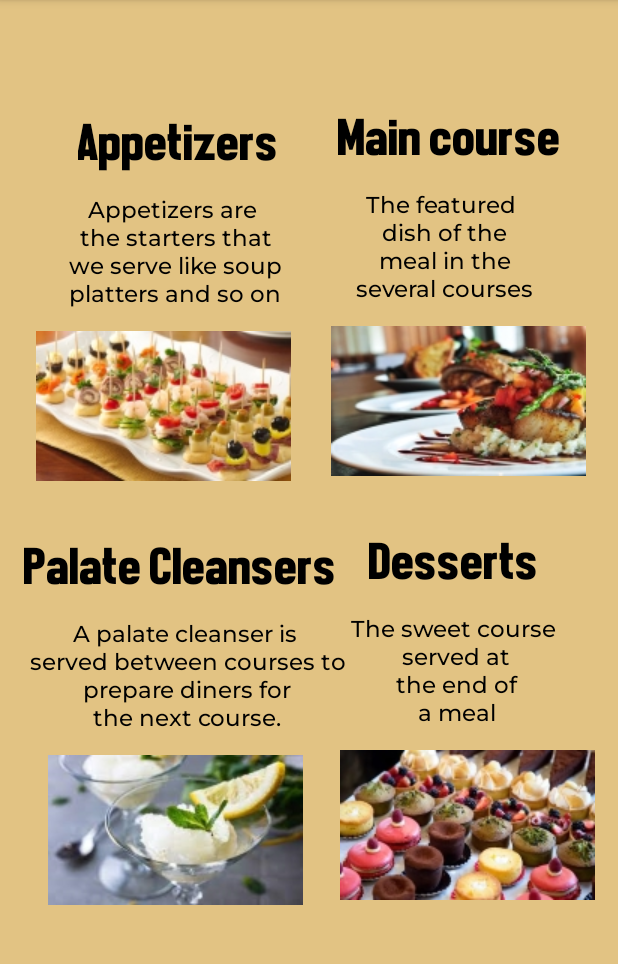
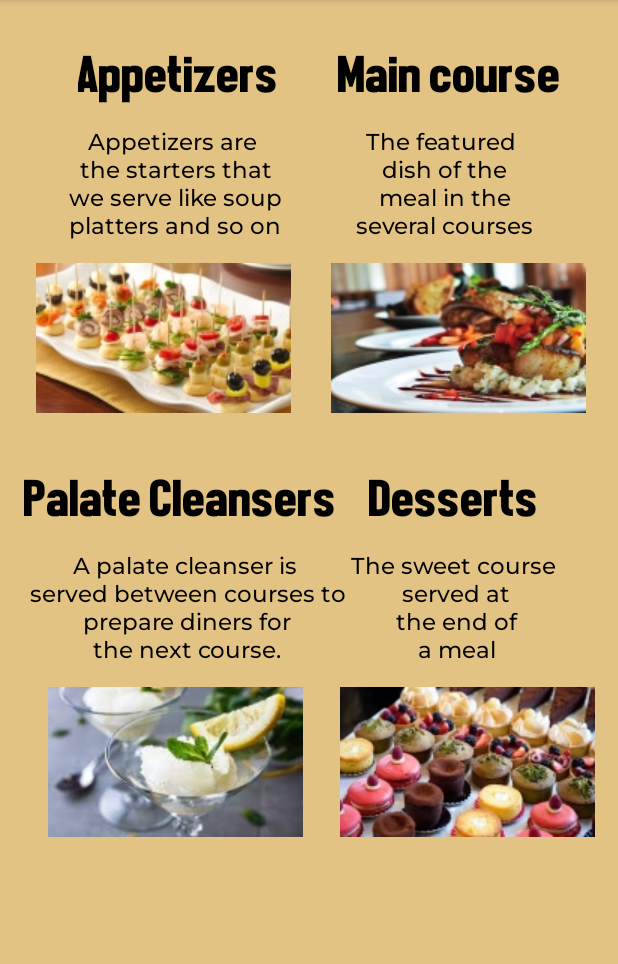
Before and after one commit to Ahaan25/RecipeAppJava, an Android app: the CheckCourses screen opened directly, with no data from a screen before it, on a phone screen of 412 x 824 dp, the part 84-1048 px from its top. Run offline under Robolectric (Android 15) with nearby library versions, the phone set to English and light mode, and no system bars.

Commit message:
Added basic functions

```diff
--- a/app/src/main/res/layout/activity_check_courses.xml
+++ b/app/src/main/res/layout/activity_check_courses.xml
@@ -11,16 +11,15 @@
         android:id="@+id/textView6"
         android:layout_width="wrap_content"
         android:layout_height="wrap_content"
+        android:layout_marginTop="30dp"
         android:fontFamily="@font/frontpageneue"
         android:text="Appetizers"
         android:textColor="@color/black"
         android:textSize="35dp"
-        app:layout_constraintBottom_toBottomOf="parent"
         app:layout_constraintEnd_toEndOf="parent"
         app:layout_constraintHorizontal_bias="0.186"
         app:layout_constraintStart_toStartOf="parent"
-        app:layout_constraintTop_toTopOf="parent"
-        app:layout_constraintVertical_bias="0.103" />
+        app:layout_constraintTop_toTopOf="parent" />
 
     <TextView
         android:id="@+id/textView16"
@@ -41,7 +40,7 @@
         android:id="@+id/textView7"
         android:layout_width="wrap_content"
         android:layout_height="wrap_content"
-        android:layout_marginTop="72dp"
+        android:layout_marginTop="30dp"
         android:fontFamily="@font/frontpageneue"
         android:text="Main course"
         android:textColor="@color/black"
```
